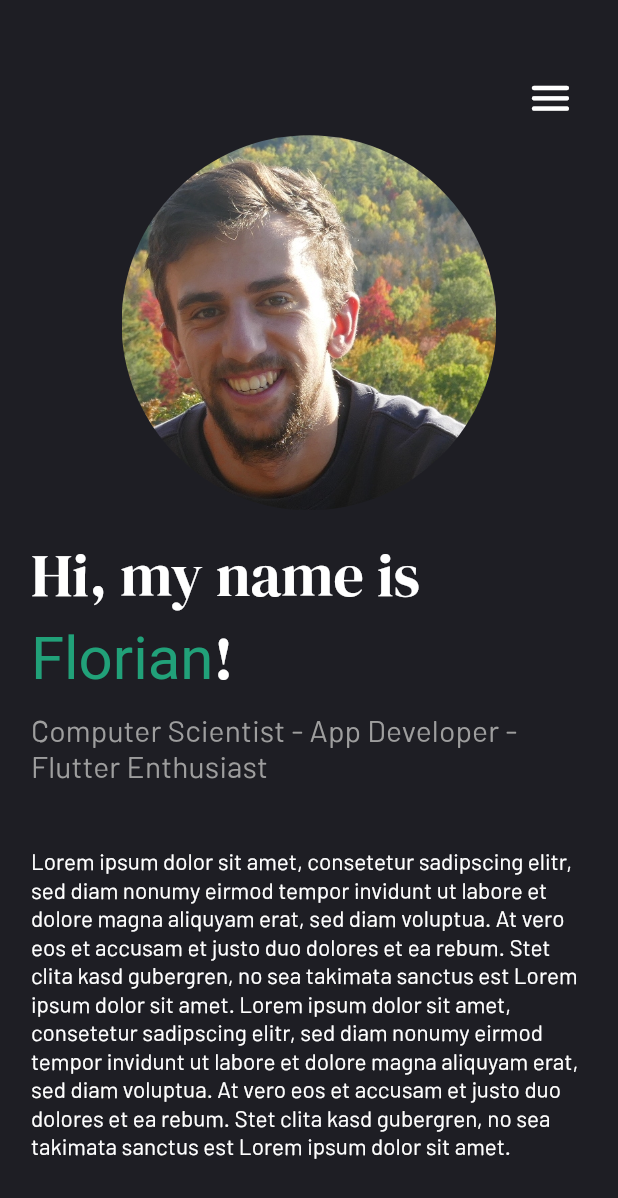
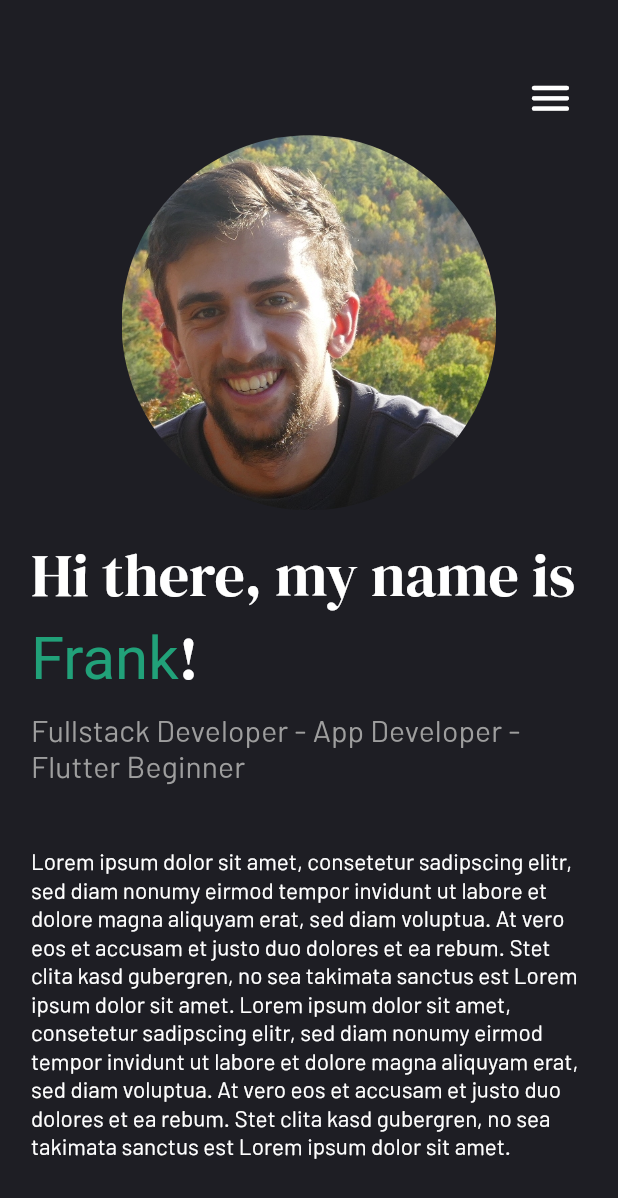
Before and after one commit to FrankBoateng/portfolio_website, a Flutter app: the screen it shows after launch, on a phone screen of 412 x 824 dp. Shown: the top 1198 px of the screen. Run offline on Flutter 3.47's test engine with Material 2 defaults, Android fonts, the phone set to English and light mode, and no system bars; drawn by our look-alikes of scrollable_positioned_list; our stand-ins replace font_awesome_flutter; missing offline and left inert: hovering.

Commit message:
3rd commit

```diff
--- a/lib/views/home_view.dart
+++ b/lib/views/home_view.dart
@@ -37,11 +37,11 @@ class _HomeViewState extends State<HomeView> {
                 children: [
                   header(getFontSize(true)),
                   SizedBox(height: screenHeight * 0.05),
-                  subHeader('Computer Scientist.', getFontSize(false)),
+                  subHeader('Fullstack Developer.', getFontSize(false)),
                   SizedBox(height: screenHeight * 0.01),
                   subHeader('App Developer.', getFontSize(false)),
                   SizedBox(height: screenHeight * 0.01),
-                  subHeader('Flutter Enthusiast.', getFontSize(false)),
+                  subHeader('Flutter Beginner.', getFontSize(false)),
                   SizedBox(height: screenHeight * 0.1),
                 ],
               ),
@@ -61,7 +61,7 @@ class _HomeViewState extends State<HomeView> {
         SizedBox(height: screenHeight * 0.02),
         header(30),
         SizedBox(height: screenHeight * 0.01),
-        subHeader('Computer Scientist - App Developer - Flutter Enthusiast', 15)
+        subHeader('Fullstack Developer - App Developer - Flutter Beginner', 15)
       ],
     );
   }
@@ -104,8 +104,8 @@ class _HomeViewState extends State<HomeView> {
         // Child text spans will inherit styles from parent
         style: ThemeSelector.selectHeadline(context),
         children: <TextSpan>[
-          TextSpan(text: 'Hi, my name is '),
-          TextSpan(text: 'Florian', style: TextStyle(color: Color(0xff21a179))),
+          TextSpan(text: 'Hi there, my name is '),
+          TextSpan(text: 'Frank', style: TextStyle(color: Color(0xff21a179))),
           TextSpan(text: '!'),
         ],
       ),
--- a/pubspec.yaml
+++ b/pubspec.yaml
@@ -36,8 +36,8 @@ dependencies:
   cupertino_icons: ^1.0.2
   font_awesome_flutter: ^9.0.0
   url_launcher: ^6.0.3
-  scrollable_positioned_list: ^0.1.10
   hovering: ^1.0.4
+  scrollable_positioned_list: ^0.2.0-nullsafety.0
 
 dev_dependencies:
   flutter_test:
```
Also changed, not shown: pubspec.lock.
